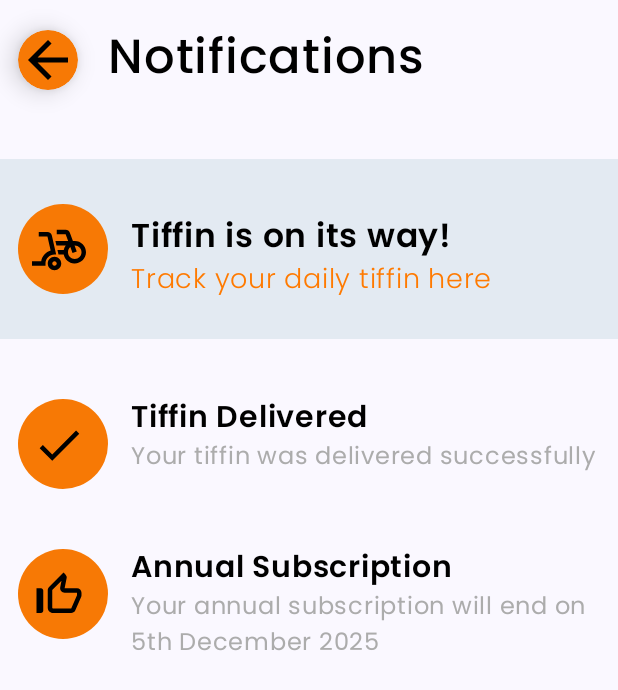
After one commit to MKG26/Dabba, an Android app built with Jetpack Compose: the composable EightPage shown on its own in the app's theme, on a phone screen of 412 x 824 dp. The commit adds this screen. Shown: the top 690 px of the screen. Run offline under Robolectric (Android 15) with nearby library versions, the phone set to English and light mode, and no system bars.

Commit message:
eight page

```diff
--- a/app/build.gradle.kts
+++ b/app/build.gradle.kts
@@ -86,4 +86,5 @@ dependencies {
 
     implementation(platform("com.google.firebase:firebase-bom:32.7.1"))
     implementation("com.google.firebase:firebase-auth:22.3.1")
+    implementation("androidx.compose.material:material-icons-extended:1.6.0")
 }
--- a/app/src/main/java/com/example/dabba/ui/sixthPage.kt
+++ b/app/src/main/java/com/example/dabba/ui/sixthPage.kt
@@ -154,7 +154,7 @@ fun SixthPage(){
 //                        Spacer(modifier = Modifier.height(20.dp))
 
                         Text(
-                            text = stringResource(id = R.string.editPrfile),
+                            text = stringResource(id = R.string.editProfile),
                             color = Color(0xFF000000),
                             fontFamily = poppinsFamily,
                             fontSize = 19.sp,
--- /dev/null
+++ b/app/src/main/java/com/example/dabba/ui/theme/EightPage.kt
@@ -0,0 +1,332 @@
+package com.example.dabba.ui.theme
+
+import androidx.compose.foundation.background
+import androidx.compose.foundation.layout.Arrangement
+import androidx.compose.foundation.layout.Box
+import androidx.compose.foundation.layout.Column
+import androidx.compose.foundation.layout.Row
+import androidx.compose.foundation.layout.Spacer
+import androidx.compose.foundation.layout.fillMaxWidth
+import androidx.compose.foundation.layout.height
+import androidx.compose.foundation.layout.padding
+import androidx.compose.foundation.layout.width
+import androidx.compose.foundation.shape.RoundedCornerShape
+import androidx.compose.material.icons.Icons
+import androidx.compose.material.icons.filled.ArrowBack
+import androidx.compose.material.icons.filled.BikeScooter
+import androidx.compose.material.icons.filled.Check
+import androidx.compose.material.icons.filled.ThumbUpOffAlt
+import androidx.compose.material3.Card
+import androidx.compose.material3.CardDefaults
+import androidx.compose.material3.Icon
+import androidx.compose.material3.Text
+import androidx.compose.runtime.Composable
+import androidx.compose.ui.Alignment
+import androidx.compose.ui.Modifier
+import androidx.compose.ui.draw.shadow
+import androidx.compose.ui.graphics.Color
+import androidx.compose.ui.res.stringResource
+import androidx.compose.ui.text.font.FontWeight
+import androidx.compose.ui.tooling.preview.Preview
+import androidx.compose.ui.unit.dp
+import androidx.compose.ui.unit.sp
+import com.example.dabba.R
+
+@Composable
+fun EightPage() {
+
+    Column {
+        Column(
+            modifier = Modifier.padding(start = 12.dp)
+        ) {
+
+            // back and notification
+            Row {
+
+                Card(
+                    shape = RoundedCornerShape(
+                        topEnd = 300.dp,
+                        topStart = 300.dp,
+                        bottomEnd = 300.dp,
+                        bottomStart = 300.dp
+                    ),
+//                            modifier = Modifier.padding(top = 10.dp),
+
+                    colors = CardDefaults.cardColors(
+                        containerColor = Color(0xFFF77905), //Card background color
+                    ),
+
+                    modifier = Modifier
+                        .padding(top = 20.dp)
+                        .shadow(
+                            elevation = 10.dp,
+                            shape = RoundedCornerShape(20.dp),
+                        ),
+
+                    )
+                {
+                    Icon(
+                        imageVector = Icons.Filled.ArrowBack,
+                        contentDescription = null,
+                        tint = Color(0xFF000000),
+                        modifier = Modifier
+                            .width(40.dp)
+                            .height(40.dp),
+                    )
+                }
+
+                Text(
+                    text = stringResource(id = R.string.notification),
+                    color = Color(0xFF000000),
+                    fontFamily = poppinsFamily,
+                    fontSize = 32.sp,
+                    fontWeight = FontWeight.Medium,
+                    modifier = Modifier
+                        .padding(
+                            start = 20.dp, bottom = 0.dp, top = 15.dp
+                        )
+                )
+
+            }
+        }
+
+        Spacer(modifier = Modifier.height(45.dp))
+
+        Box(
+            modifier = Modifier.fillMaxWidth()
+                .background(color = Color(0xFFE3EAF2))
+                .height(120.dp),
+
+            ) {
+            Row(
+                modifier = Modifier.padding(top = 30.dp, start = 12.dp)
+            ) {
+
+                Card(
+                    shape = RoundedCornerShape(
+                        topEnd = 300.dp,
+                        topStart = 300.dp,
+                        bottomEnd = 300.dp,
+                        bottomStart = 300.dp
+                    ),
+//                            modifier = Modifier.padding(top = 10.dp),
+
+                    colors = CardDefaults.cardColors(
+                        containerColor = Color(0xFFF77905), //Card background color
+                    ),
+
+                    modifier = Modifier
+//                        .padding(top = 20.dp)
+//                    .shadow(
+//                        elevation = 6.dp,
+//                        shape = RoundedCornerShape(20.dp),
+//                    )
+                        .height(60.dp)
+                        .width(60.dp),
+
+                    )
+                {
+                    Column(
+                        verticalArrangement = Arrangement.Center,
+                        horizontalAlignment = Alignment.CenterHorizontally
+                    ) {
+                        Spacer(modifier = Modifier.height(8.dp))
+                        Icon(
+                            imageVector = Icons.Default.BikeScooter,
+                            contentDescription = null,
+                            tint = Color(0xFF000000),
+                            modifier = Modifier
+                                .width(45.dp)
+                                .height(45.dp)
+                                .padding(start = 9.dp),
+                        )
+                    }
+
+                }
+
+                Spacer(modifier = Modifier.width(15.dp))
+
+                Column {
+                    Text(
+                        text = stringResource(id = R.string.txtWay1),
+                        color = Color(0xFF000000),
+                        fontFamily = poppinsFamily,
+                        fontSize = 22.sp,
+                        fontWeight = FontWeight.SemiBold,
+                        modifier = Modifier
+                            .padding(top = 5.dp)
+                    )
+
+                    Text(
+                        text = stringResource(id = R.string.txtWay2),
+                        color = Color(0xFFFF7A00),
+                        fontFamily = poppinsFamily,
+                        fontSize = 18.sp,
+                        fontWeight = FontWeight.Light,
+
+                        )
+                }
+
+            }
+
+
+        }
+
+        Row(
+            modifier = Modifier.padding(top = 20.dp, start = 12.dp)
+        ) {
+
+            Card(
+                shape = RoundedCornerShape(
+                    topEnd = 300.dp,
+                    topStart = 300.dp,
+                    bottomEnd = 300.dp,
+                    bottomStart = 300.dp
+                ),
+//                            modifier = Modifier.padding(top = 10.dp),
+
+                colors = CardDefaults.cardColors(
+                    containerColor = Color(0xFFF77905), //Card background color
+                ),
+
+                modifier = Modifier
+                    .padding(top = 20.dp)
+//                    .shadow(
+//                        elevation = 6.dp,
+//                        shape = RoundedCornerShape(20.dp),
+//                    )
+                    .height(60.dp)
+                    .width(60.dp),
+
+                )
+            {
+                Column(
+                    verticalArrangement = Arrangement.Center,
+                    horizontalAlignment = Alignment.CenterHorizontally
+                ) {
+                    Spacer(modifier = Modifier.height(8.dp))
+                    Icon(
+                        imageVector = Icons.Default.Check,
+                        contentDescription = null,
+                        tint = Color(0xFF000000),
+                        modifier = Modifier
+                            .width(45.dp)
+                            .height(45.dp)
+                            .padding(start = 9.dp),
+                    )
+                }
+
+            }
+
+            Spacer(modifier = Modifier.width(15.dp))
+
+            Column {
+                Text(
+                    text = stringResource(id = R.string.tiffinDel1),
+                    color = Color(0xFF000000),
+                    fontFamily = poppinsFamily,
+                    fontSize = 20.sp,
+                    fontWeight = FontWeight.SemiBold,
+                    modifier = Modifier
+                        .padding(top = 18.dp)
+                )
+
+                Text(
+                    text = stringResource(id = R.string.tiffinDel2),
+                    color = Color(0xFFACACAC),
+                    fontFamily = poppinsFamily,
+                    fontSize = 16.sp,
+                    fontWeight = FontWeight.Normal,
+
+                    )
+            }
+
+        }
+
+        Row(
+            modifier = Modifier.padding(top = 20.dp, start = 12.dp)
+        ) {
+
+            Card(
+                shape = RoundedCornerShape(
+                    topEnd = 300.dp,
+                    topStart = 300.dp,
+                    bottomEnd = 300.dp,
+                    bottomStart = 300.dp
+                ),
+//                            modifier = Modifier.padding(top = 10.dp),
+
+                colors = CardDefaults.cardColors(
+                    containerColor = Color(0xFFF77905), //Card background color
+                ),
+
+                modifier = Modifier
+                    .padding(top = 20.dp)
+//                    .shadow(
+//                        elevation = 6.dp,
+//                        shape = RoundedCornerShape(20.dp),
+//                    )
+                    .height(60.dp)
+                    .width(60.dp),
+
+                )
+            {
+                Column(
+                    verticalArrangement = Arrangement.Center,
+                    horizontalAlignment = Alignment.CenterHorizontally
+                ) {
+                    Spacer(modifier = Modifier.height(8.dp))
+                    Icon(
+                        imageVector = Icons.Default.ThumbUpOffAlt,
+                        contentDescription = null,
+                        tint = Color(0xFF000000),
+                        modifier = Modifier
+                            .width(45.dp)
+                            .height(45.dp)
+                            .padding(start = 9.dp),
+                    )
+                }
+
+            }
+
+            Spacer(modifier = Modifier.width(15.dp))
+
+            Column {
+                Text(
+                    text = stringResource(id = R.string.subs1),
+                    color = Color(0xFF000000),
+                    fontFamily = poppinsFamily,
+                    fontSize = 20.sp,
+                    fontWeight = FontWeight.SemiBold,
+                    modifier = Modifier
+                        .padding(top = 18.dp)
+                )
+
+                Text(
+                    text = stringResource(id = R.string.subs2),
+                    color = Color(0xFFACACAC),
+                    fontFamily = poppinsFamily,
+                    fontSize = 16.sp,
+                    fontWeight = FontWeight.Normal,
+
+                    )
+                Text(
+                    text = stringResource(id = R.string.subs3, 5, 2025),
+                    color = Color(0xFFACACAC),
+                    fontFamily = poppinsFamily,
+                    fontSize = 16.sp,
+                    fontWeight = FontWeight.Normal,
+
+                    )
+            }
+        }
+    }
+}
+
+
+
+@Preview
+@Composable
+private fun EightPreview() {
+    EightPage()
+}
--- /dev/null
+++ b/app/src/main/res/drawable/baseline_subscriptions_24.xml
@@ -0,0 +1,5 @@
+<vector android:height="24dp" android:tint="#000000"
+    android:viewportHeight="24" android:viewportWidth="24"
+    android:width="24dp" xmlns:android="http://schemas.android.com/apk/res/android">
+    <path android:fillColor="@android:color/white" android:pathData="M20,8L4,8L4,6h16v2zM18,2L6,2v2h12L18,2zM22,12v8c0,1.1 -0.9,2 -2,2L4,22c-1.1,0 -2,-0.9 -2,-2v-8c0,-1.1 0.9,-2 2,-2h16c1.1,0 2,0.9 2,2zM16,16l-6,-3.27v6.53L16,16z"/>
+</vector>
--- /dev/null
+++ b/app/src/main/res/drawable/notification.xml
@@ -0,0 +1,5 @@
+<vector android:height="24dp" android:tint="#000000"
+    android:viewportHeight="24" android:viewportWidth="24"
+    android:width="24dp" xmlns:android="http://schemas.android.com/apk/res/android">
+    <path android:fillColor="@android:color/white" android:pathData="M12,22c1.1,0 2,-0.9 2,-2h-4c0,1.1 0.9,2 2,2zM18,16v-5c0,-3.07 -1.63,-5.64 -4.5,-6.32L13.5,4c0,-0.83 -0.67,-1.5 -1.5,-1.5s-1.5,0.67 -1.5,1.5v0.68C7.64,5.36 6,7.92 6,11v5l-2,2v1h16v-1l-2,-2zM16,17L8,17v-6c0,-2.48 1.51,-4.5 4,-4.5s4,2.02 4,4.5v6z"/>
+</vector>
--- a/app/src/main/res/values/strings.xml
+++ b/app/src/main/res/values/strings.xml
@@ -28,5 +28,13 @@
     <string name="card6">Notifications Settings</string>
     <string name="card7">About US</string>
     <string name="accName">John Doe</string>
-    <string name="editPrfile">Edit Profile</string>
+    <string name="notification">Notifications</string>
+    <string name="editProfile">Edit profile</string>
+    <string name="txtWay1">Tiffin is on its way!</string>
+    <string name="txtWay2">Track your daily tiffin here</string>
+    <string name="tiffinDel1">Tiffin Delivered</string>
+    <string name="tiffinDel2">Your tiffin was delivered successfully</string>
+    <string name="subs1">Annual Subscription</string>
+    <string name="subs2">Your annual subscription will end on</string>
+    <string name="subs3">%dth December %d</string>
 </resources>
```
